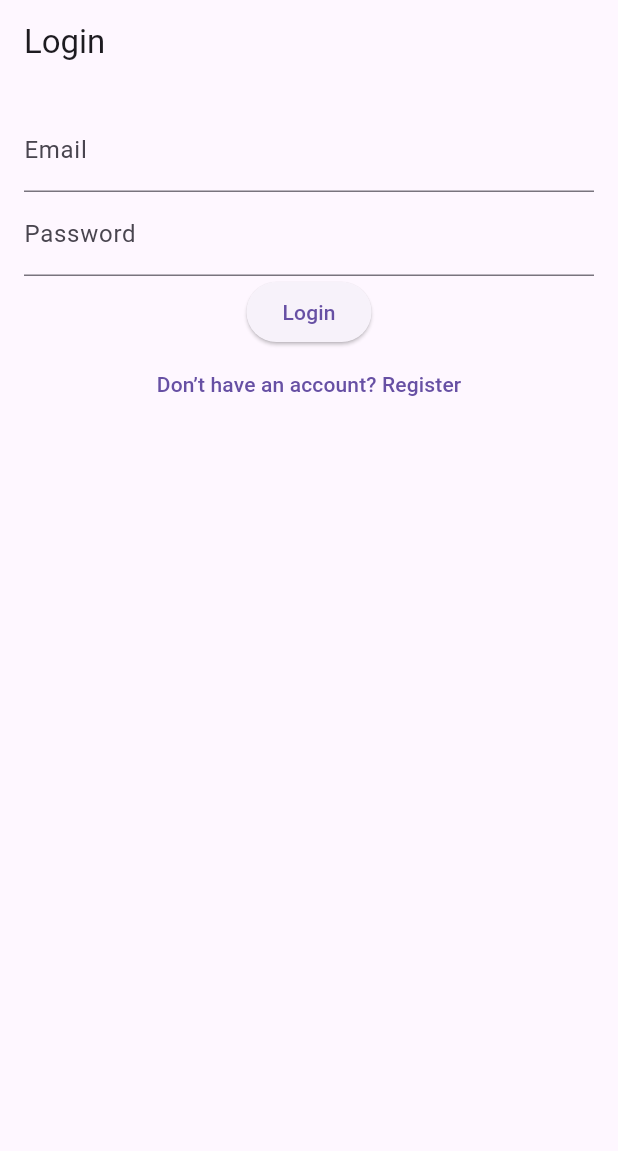
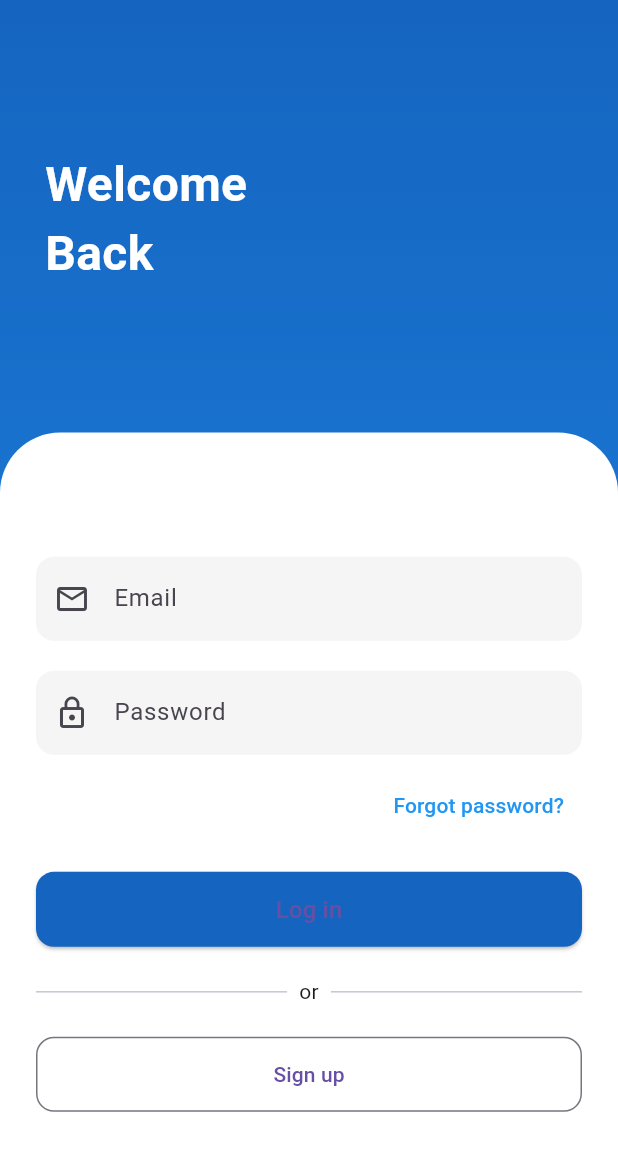
Before and after one commit to RogerEugen/ChatApp, a Flutter app: the screen it shows after launch, on a phone screen of 412 x 824 dp. Shown: the top 1151 px of the screen. Run offline on Flutter 3.47's test engine with Material 3 defaults, Android fonts, the phone set to English and light mode, and no system bars; our stand-ins replace cloud_firestore, firebase_auth, firebase_core; accounts and stored records are empty.

Commit message:
i have changed the login page

```diff
--- a/lib/Login.dart
+++ b/lib/Login.dart
@@ -1,7 +1,7 @@
 import 'package:flutter/material.dart';
 import 'package:firebase_auth/firebase_auth.dart';
-import 'screens/Chatlist.dart';  // Adjust import
-import 'Register.dart'; // Adjust import;
+import 'screens/Chatlist.dart';
+import 'Register.dart';
 
 class Login extends StatefulWidget {
   const Login({super.key});
@@ -15,20 +15,18 @@ class _LoginState extends State<Login> {
   final _passwordController = TextEditingController();
   final _auth = FirebaseAuth.instance;
 
-  // Handle user login
   Future<void> _login() async {
     try {
       await _auth.signInWithEmailAndPassword(
         email: _emailController.text,
         password: _passwordController.text,
       );
-      // Redirect to Chatlist page after login
+
       Navigator.pushReplacement(
         context,
         MaterialPageRoute(builder: (context) => const ChatList()),
       );
     } catch (e) {
-      print("Error: $e");
       ScaffoldMessenger.of(context).showSnackBar(
         SnackBar(content: Text('Failed to log in: $e')),
       );
@@ -38,37 +36,155 @@ class _LoginState extends State<Login> {
   @override
   Widget build(BuildContext context) {
     return Scaffold(
-      appBar: AppBar(title: const Text('Login')),
-      body: Padding(
-        padding: const EdgeInsets.all(16.0),
+      body: Stack(
+        children: [
+          // Blue background
+          Container(
+            decoration: const BoxDecoration(
+              gradient: LinearGradient(
+                colors: [Color(0xFF1565C0), Color(0xFF1E88E5)],
+                begin: Alignment.topCenter,
+                end: Alignment.bottomCenter,
+              ),
+            ),
+          ),
+
+          // White curved container
+          Align(
+            alignment: Alignment.bottomCenter,
+            child: Container(
+              height: MediaQuery.of(context).size.height * 0.65,
+              padding: const EdgeInsets.symmetric(horizontal: 24, vertical: 32),
+              decoration: const BoxDecoration(
+                color: Colors.white,
+                borderRadius: BorderRadius.vertical(
+                  top: Radius.circular(40),
+                ),
+              ),
               child: Column(
+                mainAxisAlignment: MainAxisAlignment.center,
                 children: [
+                  // Email
                   TextField(
                     controller: _emailController,
-              decoration: const InputDecoration(labelText: 'Email'),
+                    decoration: InputDecoration(
+                      prefixIcon: const Icon(Icons.email_outlined),
+                      hintText: "Email",
+                      filled: true,
+                      fillColor: Colors.grey.shade100,
+                      border: OutlineInputBorder(
+                        borderRadius: BorderRadius.circular(12),
+                        borderSide: BorderSide.none,
                       ),
+                    ),
+                  ),
+                  const SizedBox(height: 20),
+
+                  // Password
                   TextField(
                     controller: _passwordController,
-              decoration: const InputDecoration(labelText: 'Password'),
                     obscureText: true,
+                    decoration: InputDecoration(
+                      prefixIcon: const Icon(Icons.lock_outline),
+                      hintText: "Password",
+                      filled: true,
+                      fillColor: Colors.grey.shade100,
+                      border: OutlineInputBorder(
+                        borderRadius: BorderRadius.circular(12),
+                        borderSide: BorderSide.none,
                       ),
-            ElevatedButton(
+                    ),
+                  ),
+                  const SizedBox(height: 10),
+
+                  // Forgot Password
+                  Align(
+                    alignment: Alignment.centerRight,
+                    child: TextButton(
+                      onPressed: () {},
+                      child: const Text(
+                        "Forgot password?",
+                        style: TextStyle(color: Colors.blue),
+                      ),
+                    ),
+                  ),
+                  const SizedBox(height: 20),
+
+                  // Login Button
+                  SizedBox(
+                    width: double.infinity,
+                    height: 50,
+                    child: ElevatedButton(
                       onPressed: _login,
-              child: const Text('Login'),
+                      style: ElevatedButton.styleFrom(
+                        backgroundColor: const Color(0xFF1565C0),
+                        shape: RoundedRectangleBorder(
+                          borderRadius: BorderRadius.circular(12),
                         ),
-            TextButton(
+                      ),
+                      child: const Text(
+                        "Log in",
+                        style: TextStyle(fontSize: 16),
+                      ),
+                    ),
+                  ),
+
+                  const SizedBox(height: 20),
+
+                  // Divider OR
+                  Row(
+                    children: const [
+                      Expanded(child: Divider()),
+                      Padding(
+                        padding: EdgeInsets.symmetric(horizontal: 8),
+                        child: Text("or"),
+                      ),
+                      Expanded(child: Divider()),
+                    ],
+                  ),
+
+                  const SizedBox(height: 20),
+
+                  // Sign Up Button
+                  SizedBox(
+                    width: double.infinity,
+                    height: 50,
+                    child: OutlinedButton(
                       onPressed: () {
-                // Navigate to Register screen
                         Navigator.pushReplacement(
                           context,
-                  MaterialPageRoute(builder: (context) => const Register()),
+                          MaterialPageRoute(
+                              builder: (context) => const Register()),
                         );
                       },
-              child: const Text('Don’t have an account? Register'),
+                      style: OutlinedButton.styleFrom(
+                        shape: RoundedRectangleBorder(
+                          borderRadius: BorderRadius.circular(12),
+                        ),
+                      ),
+                      child: const Text("Sign up"),
+                    ),
                   ),
                 ],
               ),
             ),
+          ),
+
+          // Welcome Text
+          const Positioned(
+            top: 100,
+            left: 30,
+            child: Text(
+              "Welcome\nBack",
+              style: TextStyle(
+                fontSize: 32,
+                fontWeight: FontWeight.bold,
+                color: Colors.white,
+              ),
+            ),
+          ),
+        ],
+      ),
     );
   }
 }
```
Lines whose indentation alone changed are shown as unchanged.
